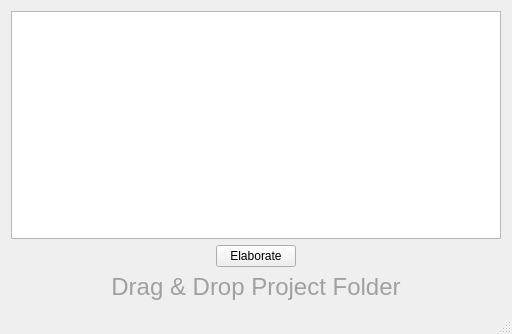
Qt form mainwindow.ui (DavidMCerdeira/EL-Configuration-Interface) before a commit.
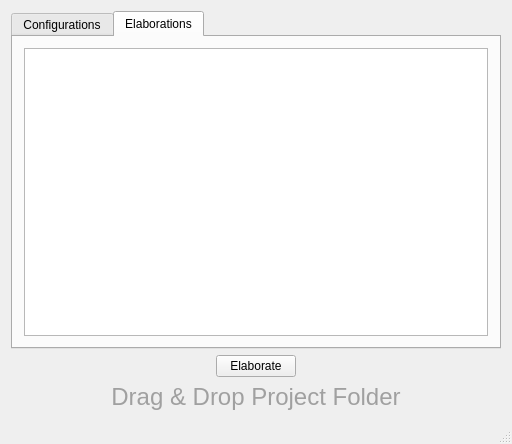
The same form after that commit.

Commit message: It's possible to open Elaboration Files From the UI

Patch:
```diff
--- a/mainwindow.ui
+++ b/mainwindow.ui
@@ -7,7 +7,7 @@
     <x>0</x>
     <y>0</y>
     <width>512</width>
-    <height>334</height>
+    <height>444</height>
    </rect>
   </property>
   <property name="windowTitle">
@@ -32,6 +32,16 @@
    <property name="layoutDirection">
     <enum>Qt::LeftToRight</enum>
    </property>
+   <layout class="QVBoxLayout" name="verticalLayout_3">
+    <item>
+     <widget class="QTabWidget" name="tabWidget">
+      <property name="currentIndex">
+       <number>1</number>
+      </property>
+      <widget class="QWidget" name="Configurations">
+       <attribute name="title">
+        <string>Configurations</string>
+       </attribute>
    <layout class="QVBoxLayout" name="verticalLayout">
     <item>
      <widget class="QTreeView" name="treeView">
@@ -44,6 +54,30 @@
       <attribute name="headerVisible">
        <bool>false</bool>
       </attribute>
+         </widget>
+        </item>
+       </layout>
+      </widget>
+      <widget class="QWidget" name="Elaborations">
+       <attribute name="title">
+        <string>Elaborations</string>
+       </attribute>
+       <layout class="QVBoxLayout" name="verticalLayout_2">
+        <item>
+         <widget class="QTreeView" name="treeView_elaborations">
+          <property name="styleSheet">
+           <string notr="true"/>
+          </property>
+          <property name="frameShape">
+           <enum>QFrame::StyledPanel</enum>
+          </property>
+          <attribute name="headerVisible">
+           <bool>false</bool>
+          </attribute>
+         </widget>
+        </item>
+       </layout>
+      </widget>
      </widget>
     </item>
     <item>
```
Left out of the diff: 4 changed lines with no effect on the pictures. Lines whose indentation alone changed are shown as unchanged. The commit also changes 2 other files.
